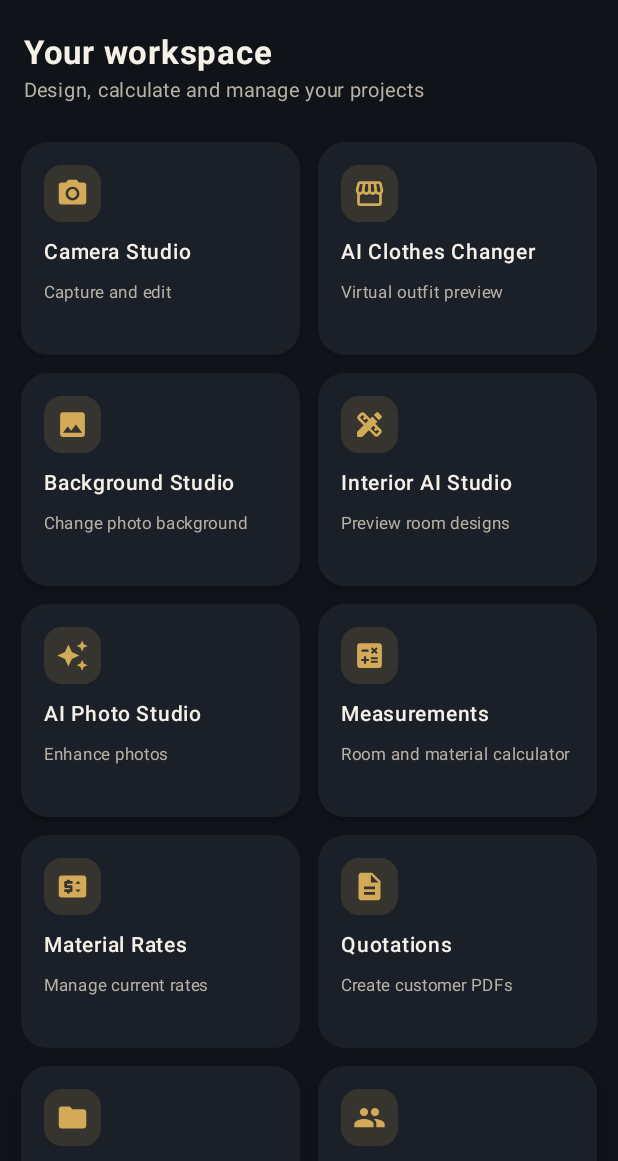
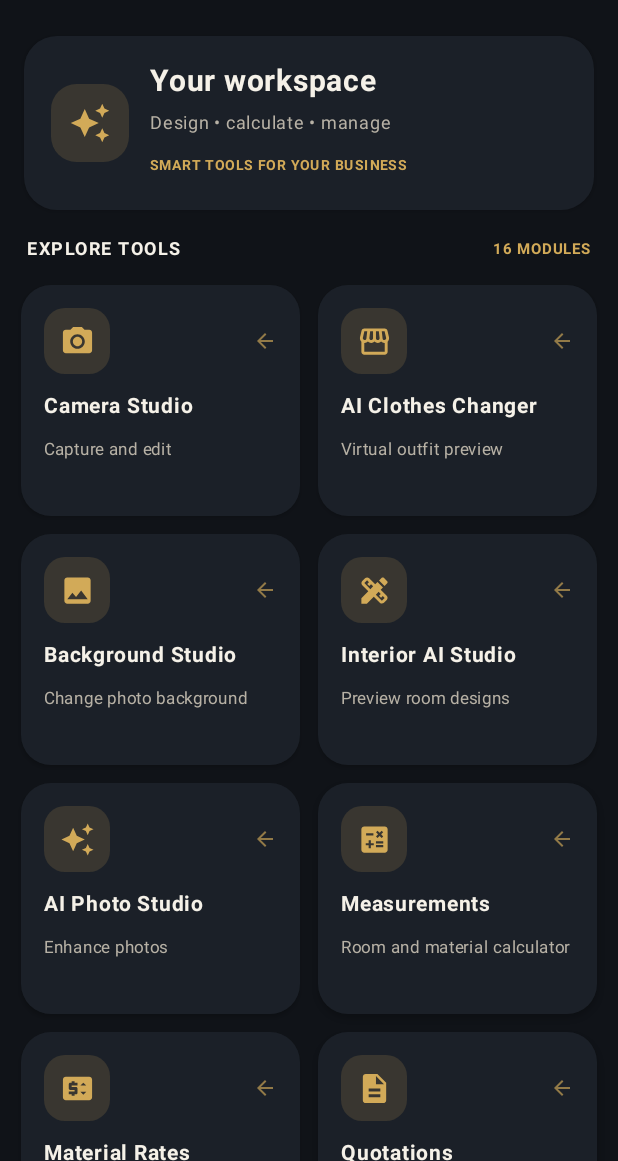
Before and after one commit to uccinzamamul16-source/AI-CAM-PRO, an Android app built with Jetpack Compose: the screen it shows after launch (MainActivity), on a phone screen of 412 x 824 dp, the part 75-1236 px from its top. Run offline under Robolectric (Android 15) with nearby library versions, the phone set to English and light mode, and no system bars; libraries missing offline, so code that uses them is left out: androidx.camera.core, androidx.camera.lifecycle, androidx.camera.video, androidx.camera.view; pictures from the network do not load.

Commit message:
Polish AI CAM PRO dashboard with premium black and gold UI

```diff
--- a/app/src/main/java/com/dreamhome/aicampro/MainActivity.kt
+++ b/app/src/main/java/com/dreamhome/aicampro/MainActivity.kt
@@ -230,14 +230,42 @@ private fun DashboardScreen(
         }
     ) { padding ->
         Column(modifier = Modifier.fillMaxSize().padding(padding)) {
-            Column(modifier = Modifier.padding(horizontal = 16.dp, vertical = 8.dp)) {
-                Text("Your workspace", color = foreground, fontSize = 22.sp, fontWeight = FontWeight.Bold)
-                Text("Design, calculate and manage your projects", color = muted, fontSize = 13.sp)
+            Card(
+                modifier = Modifier.fillMaxWidth().padding(horizontal = 16.dp, vertical = 10.dp),
+                shape = RoundedCornerShape(22.dp),
+                colors = CardDefaults.cardColors(containerColor = surface),
+                elevation = CardDefaults.cardElevation(defaultElevation = 2.dp)
+            ) {
+                Row(
+                    modifier = Modifier.fillMaxWidth().padding(18.dp),
+                    verticalAlignment = Alignment.CenterVertically,
+                    horizontalArrangement = Arrangement.spacedBy(14.dp)
+                ) {
+                    Box(
+                        modifier = Modifier.size(52.dp).background(Gold.copy(alpha = 0.16f), RoundedCornerShape(17.dp)),
+                        contentAlignment = Alignment.Center
+                    ) {
+                        Icon(Icons.Default.AutoAwesome, contentDescription = null, tint = Gold, modifier = Modifier.size(28.dp))
+                    }
+                    Column(modifier = Modifier.weight(1f), verticalArrangement = Arrangement.spacedBy(4.dp)) {
+                        Text("Your workspace", color = foreground, fontSize = 20.sp, fontWeight = FontWeight.Bold)
+                        Text("Design • calculate • manage", color = muted, fontSize = 12.sp)
+                        Text("SMART TOOLS FOR YOUR BUSINESS", color = Gold, fontSize = 9.sp, fontWeight = FontWeight.Bold, letterSpacing = 1.sp)
+                    }
+                }
+            }
+            Row(
+                modifier = Modifier.fillMaxWidth().padding(start = 18.dp, end = 18.dp, top = 4.dp, bottom = 2.dp),
+                verticalAlignment = Alignment.CenterVertically,
+                horizontalArrangement = Arrangement.SpaceBetween
+            ) {
+                Text("EXPLORE TOOLS", color = foreground, fontSize = 12.sp, fontWeight = FontWeight.Bold, letterSpacing = 1.sp)
+                Text("${appModules.size} MODULES", color = Gold, fontSize = 10.sp, fontWeight = FontWeight.Bold)
             }
             LazyVerticalGrid(
                 columns = GridCells.Fixed(2),
-                modifier = Modifier.fillMaxSize(),
-                contentPadding = PaddingValues(14.dp),
+                modifier = Modifier.fillMaxSize().weight(1f),
+                contentPadding = PaddingValues(start = 14.dp, end = 14.dp, top = 10.dp, bottom = 18.dp),
                 horizontalArrangement = Arrangement.spacedBy(12.dp),
                 verticalArrangement = Arrangement.spacedBy(12.dp)
             ) {
@@ -258,20 +286,30 @@ private fun ModuleCard(
     onClick: () -> Unit
 ) {
     Card(
-        modifier = Modifier.fillMaxWidth().height(142.dp).clickable(onClick = onClick),
-        shape = RoundedCornerShape(18.dp),
+        modifier = Modifier.fillMaxWidth().height(154.dp).clickable(onClick = onClick),
+        shape = RoundedCornerShape(20.dp),
         colors = CardDefaults.cardColors(containerColor = surface),
-        elevation = CardDefaults.cardElevation(defaultElevation = 3.dp)
+        elevation = CardDefaults.cardElevation(defaultElevation = 2.dp)
     ) {
-        Column(modifier = Modifier.padding(15.dp), verticalArrangement = Arrangement.spacedBy(8.dp)) {
-            Box(
-                modifier = Modifier.size(38.dp).background(Gold.copy(alpha = 0.15f), RoundedCornerShape(12.dp)),
-                contentAlignment = Alignment.Center
+        Column(
+            modifier = Modifier.fillMaxWidth().padding(15.dp),
+            verticalArrangement = Arrangement.spacedBy(9.dp)
+        ) {
+            Row(
+                modifier = Modifier.fillMaxWidth(),
+                horizontalArrangement = Arrangement.SpaceBetween,
+                verticalAlignment = Alignment.CenterVertically
             ) {
-                Icon(module.icon, contentDescription = null, tint = Gold, modifier = Modifier.size(22.dp))
+                Box(
+                    modifier = Modifier.size(44.dp).background(Gold.copy(alpha = 0.16f), RoundedCornerShape(14.dp)),
+                    contentAlignment = Alignment.Center
+                ) {
+                    Icon(module.icon, contentDescription = null, tint = Gold, modifier = Modifier.size(23.dp))
+                }
+                Icon(Icons.Default.ArrowBack, contentDescription = null, tint = Gold.copy(alpha = 0.65f), modifier = Modifier.size(16.dp))
             }
-            Text(module.title, color = foreground, fontWeight = FontWeight.SemiBold, fontSize = 14.sp)
-            Text(module.subtitle, color = muted, fontSize = 11.sp, lineHeight = 14.sp)
+            Text(module.title, color = foreground, fontWeight = FontWeight.Bold, fontSize = 14.sp, maxLines = 1)
+            Text(module.subtitle, color = muted, fontSize = 11.sp, lineHeight = 15.sp, maxLines = 2)
         }
     }
 }
```
